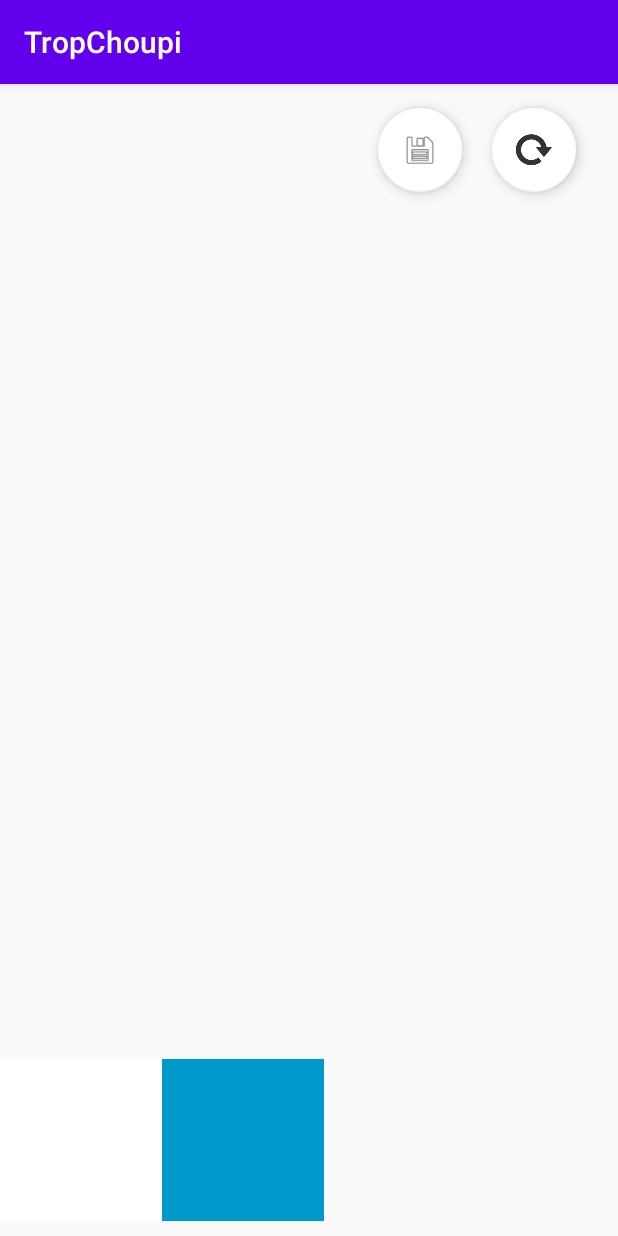
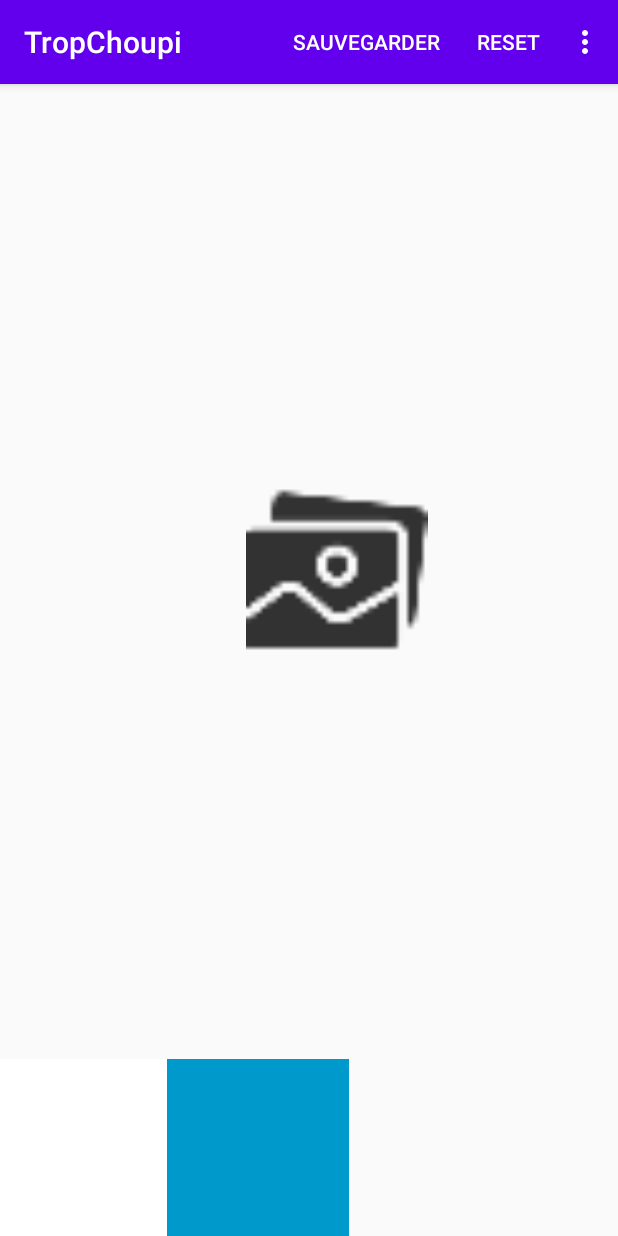
Before and after one commit to antoinefuzieruniv/TropChoupinou, an Android app: the Retouche screen opened directly, with no data from a screen before it, on a phone screen of 412 x 824 dp. Run offline under Robolectric (Android 15) with nearby library versions, the phone set to English and light mode, and no system bars; 2 statements that could not run were skipped.

```diff
--- a/app/src/main/res/layout/activity_main.xml
+++ b/app/src/main/res/layout/activity_main.xml
@@ -26,6 +26,7 @@
         android:layout_marginEnd="24dp"
         android:layout_marginBottom="28dp"
         android:clickable="true"
+        android:onClick="pickFromGallery"
         app:backgroundTint="@android:color/white"
         app:layout_constraintBottom_toTopOf="@+id/take_photo"
         app:layout_constraintEnd_toEndOf="parent"
--- a/app/src/main/res/layout/activity_retouche.xml
+++ b/app/src/main/res/layout/activity_retouche.xml
@@ -2,6 +2,7 @@
 <androidx.constraintlayout.widget.ConstraintLayout xmlns:android="http://schemas.android.com/apk/res/android"
     xmlns:app="http://schemas.android.com/apk/res-auto"
     xmlns:tools="http://schemas.android.com/tools"
+    android:id="@+id/retoucheLayout"
     android:layout_width="match_parent"
     android:layout_height="match_parent"
     tools:context=".Retouche">
@@ -25,54 +26,54 @@
 
             <ImageView
                 android:id="@+id/useLightSensor"
-                android:layout_width="108dp"
-                android:layout_height="108dp"
+                android:layout_width="111dp"
+                android:layout_height="match_parent"
                 android:layout_weight="1"
                 app:srcCompat="@android:color/white" />
 
             <ImageView
                 android:id="@+id/useAccelerometer"
-                android:layout_width="108dp"
-                android:layout_height="108dp"
+                android:layout_width="121dp"
+                android:layout_height="match_parent"
                 android:layout_weight="1"
                 app:srcCompat="@android:color/holo_blue_dark" />
 
         </LinearLayout>
     </HorizontalScrollView>
 
-    <ImageView
-        android:id="@+id/retoucheImageView"
-        android:layout_width="415dp"
-        android:layout_height="617dp"
+    <androidx.constraintlayout.widget.ConstraintLayout
+        android:id="@+id/constraintLayoutImageView"
+        android:layout_width="match_parent"
+        android:layout_height="614dp"
         app:layout_constraintBottom_toTopOf="@+id/horizontalScrollView"
         app:layout_constraintEnd_toEndOf="parent"
         app:layout_constraintStart_toStartOf="parent"
-        app:layout_constraintTop_toTopOf="parent"
-        tools:srcCompat="@tools:sample/avatars" />
+        app:layout_constraintTop_toTopOf="parent">
 
-    <com.google.android.material.floatingactionbutton.FloatingActionButton
-        android:id="@+id/resetButton"
-        android:layout_width="wrap_content"
-        android:layout_height="wrap_content"
-        android:layout_marginTop="16dp"
-        android:layout_marginEnd="28dp"
-        android:clickable="true"
-        android:onClick="reset"
-        android:src="@drawable/ic_action_name"
-        app:backgroundTint="@android:color/white"
-        app:layout_constraintEnd_toEndOf="parent"
-        app:layout_constraintTop_toTopOf="parent" />
+        <ImageView
+            android:id="@+id/retoucheImageView"
+            android:layout_width="match_parent"
+            android:layout_height="match_parent"
+            app:layout_constraintEnd_toEndOf="parent"
+            app:layout_constraintHorizontal_bias="0.0"
+            app:layout_constraintStart_toStartOf="parent"
+            app:layout_constraintTop_toTopOf="parent"
+            tools:srcCompat="@tools:sample/avatars" />
 
-    <com.google.android.material.floatingactionbutton.FloatingActionButton
-        android:id="@+id/floatingActionButton2"
-        android:layout_width="wrap_content"
-        android:layout_height="wrap_content"
-        android:layout_marginTop="16dp"
-        android:layout_marginEnd="20dp"
-        android:clickable="true"
-        app:backgroundTint="@android:color/white"
-        app:layout_constraintEnd_toStartOf="@+id/resetButton"
-        app:layout_constraintTop_toTopOf="parent"
-        app:srcCompat="@android:drawable/ic_menu_save" />
+        <ImageView
+            android:id="@+id/toDrag"
+            android:layout_width="121dp"
+            android:layout_height="121dp"
+            android:layout_marginStart="72dp"
+            android:layout_marginTop="232dp"
+            app:layout_constraintBottom_toBottomOf="parent"
+            app:layout_constraintEnd_toEndOf="@+id/retoucheImageView"
+            app:layout_constraintHorizontal_bias="0.422"
+            app:layout_constraintStart_toStartOf="parent"
+            app:layout_constraintTop_toTopOf="@+id/retoucheImageView"
+            app:layout_constraintVertical_bias="0.057"
+            app:srcCompat="@drawable/ic_gallery" />
+
+    </androidx.constraintlayout.widget.ConstraintLayout>
 
 </androidx.constraintlayout.widget.ConstraintLayout>
--- a/app/src/main/res/menu/menu.xml
+++ b/app/src/main/res/menu/menu.xml
@@ -1,13 +1,21 @@
 <menu xmlns:app="http://schemas.android.com/apk/res-auto"
     xmlns:android="http://schemas.android.com/apk/res/android">
-    <item android:id="@+id/prendre_photo"
-        android:icon="@drawable/ic_launcher_background"
-        android:title="Prendre une photo"
-        app:showAsAction="never"></item>
-    <item android:id="@+id/choisir_photo"
-        android:icon="@drawable/ic_launcher_background"
-        android:title="Choisir une photo à retoucher"
-        app:showAsAction="never"></item>
+    <item
+        android:id="@+id/choosePhotoMenuItem"
+        android:enabled="true"
+        android:title="Choisir une photo de la galerie"
+        android:visible="true"
+        app:showAsAction="never" />
+    <item
+        android:id="@+id/sauvegarder"
+        android:title="Sauvegarder"
+        app:showAsAction="always"></item>
+    <item
+        android:id="@+id/reset"
+        android:enabled="true"
+        android:title="Reset"
+        android:visible="true"
+        app:showAsAction="always"></item>
 
 
 </menu>
```
Also changed, not shown: app/src/main/java/helloandroid/m2dl/tropchoupi/MainActivity.java (+2 -7 lines), app/src/main/java/helloandroid/m2dl/tropchoupi/Retouche.java (+119 -5 lines).
